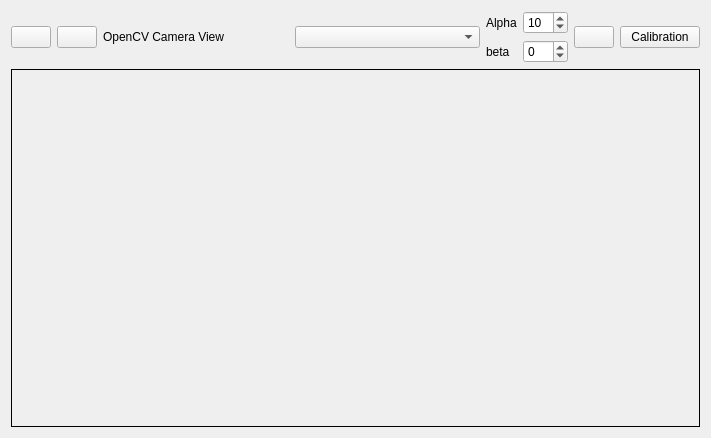
Lproduct/test_thread, file mainwindow.ui: the form before one commit.
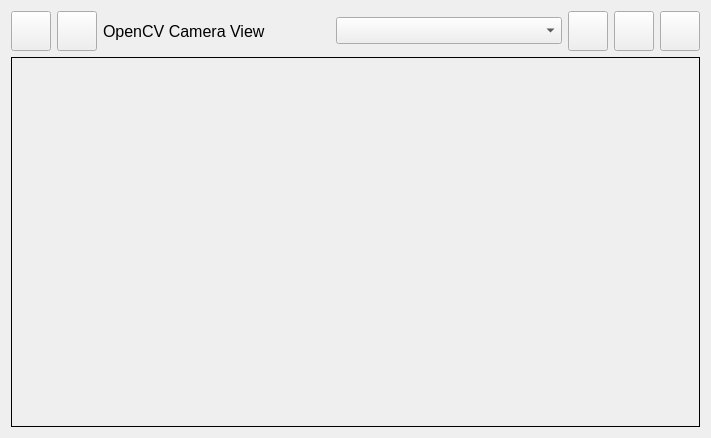
The form after the commit. Icons and pictures are not drawn.

The edit to the form file:
```diff
--- a/mainwindow.ui
+++ b/mainwindow.ui
@@ -14,23 +14,40 @@
    <string>MainWindow</string>
   </property>
   <widget class="QWidget" name="centralWidget">
-   <layout class="QGridLayout" name="gridLayout" rowstretch="0,0,1" columnstretch="1" columnminimumwidth="0">
+   <layout class="QGridLayout" name="gridLayout" rowstretch="0,1,10" columnstretch="1" columnminimumwidth="0">
     <item row="1" column="0">
-     <layout class="QHBoxLayout" name="horizontalLayout" stretch="0,0,1,1,0,0,0,0">
+     <layout class="QHBoxLayout" name="horizontalLayout" stretch="0,0,1,1,0,0,0">
       <item>
        <widget class="QPushButton" name="pushButtonGetImage">
+        <property name="minimumSize">
+         <size>
+          <width>40</width>
+          <height>40</height>
+         </size>
+        </property>
         <property name="text">
          <string/>
         </property>
         <property name="icon">
-         <iconset>
-          <normalon>:/image/Media-play-icon.png</normalon>
-         </iconset>
+         <iconset resource="image.qrc">
+          <normaloff>:/image/Play.png</normaloff>:/image/Play.png</iconset>
+        </property>
+        <property name="iconSize">
+         <size>
+          <width>30</width>
+          <height>30</height>
+         </size>
         </property>
        </widget>
       </item>
       <item>
-       <widget class="QPushButton" name="pushButton">
+       <widget class="QPushButton" name="pushButtonStop">
+        <property name="minimumSize">
+         <size>
+          <width>40</width>
+          <height>40</height>
+         </size>
+        </property>
         <property name="text">
          <string/>
         </property>
@@ -39,65 +56,66 @@
           <normalon>:/image/pause-icon.png</normalon>
          </iconset>
         </property>
+        <property name="iconSize">
+         <size>
+          <width>30</width>
+          <height>30</height>
+         </size>
+        </property>
        </widget>
       </item>
       <item>
        <widget class="QLabel" name="label">
+        <property name="font">
+         <font>
+          <pointsize>12</pointsize>
+         </font>
+        </property>
         <property name="text">
          <string>OpenCV Camera View</string>
         </property>
        </widget>
       </item>
       <item>
-       <widget class="QComboBox" name="comboBoxObjectConf"/>
+       <widget class="QComboBox" name="comboBoxObjectConf">
+        <property name="font">
+         <font>
+          <pointsize>12</pointsize>
+         </font>
+        </property>
+       </widget>
       </item>
       <item>
-       <layout class="QVBoxLayout" name="verticalLayout_2">
-        <item>
-         <widget class="QLabel" name="label_2">
-          <property name="text">
-           <string>Alpha</string>
-          </property>
-         </widget>
-        </item>
-        <item>
-         <widget class="QLabel" name="label_3">
-          <property name="text">
-           <string>beta</string>
-          </property>
-         </widget>
-        </item>
-       </layout>
-      </item>
-      <item>
-       <layout class="QVBoxLayout" name="verticalLayout_3">
-        <item>
-         <widget class="QSpinBox" name="spinBoxalpha">
-          <property name="minimum">
-           <number>-50</number>
-          </property>
-          <property name="maximum">
-           <number>50</number>
-          </property>
-          <property name="value">
-           <number>10</number>
-          </property>
-         </widget>
-        </item>
-        <item>
-         <widget class="QSpinBox" name="spinBoxbeta">
-          <property name="minimum">
-           <number>-50</number>
-          </property>
-          <property name="maximum">
-           <number>50</number>
-          </property>
-         </widget>
-        </item>
-       </layout>
+       <widget class="QPushButton" name="pushButtonCount">
+        <property name="minimumSize">
+         <size>
+          <width>40</width>
+          <height>40</height>
+         </size>
+        </property>
+        <property name="text">
+         <string/>
+        </property>
+        <property name="icon">
+         <iconset resource="image.qrc">
+          <normaloff>:/image/abacus-512.png</normaloff>:/image/abacus-512.png</iconset>
+        </property>
+        <property name="iconSize">
+         <size>
+          <width>30</width>
+          <height>30</height>
+         </size>
+        </property>
+       </widget>
       </item>
       <item>
        <widget class="QPushButton" name="pushButtonTools">
+        <property name="minimumSize">
+         <size>
+          <width>40</width>
+          <height>40</height>
+         </size>
+        </property>
         <property name="text">
          <string/>
         </property>
@@ -105,12 +123,34 @@
          <iconset resource="image.qrc">
           <normaloff>:/image/service-512.png</normaloff>:/image/service-512.png</iconset>
         </property>
+        <property name="iconSize">
+         <size>
+          <width>30</width>
+          <height>30</height>
+         </size>
+        </property>
        </widget>
       </item>
       <item>
        <widget class="QPushButton" name="pushButtonCalib">
+        <property name="minimumSize">
+         <size>
+          <width>40</width>
+          <height>40</height>
+         </size>
+        </property>
         <property name="text">
-         <string>Calibration</string>
+         <string/>
+        </property>
+        <property name="icon">
+         <iconset resource="image.qrc">
+          <normaloff>:/image/calibration-icon1.png</normaloff>:/image/calibration-icon1.png</iconset>
+        </property>
+        <property name="iconSize">
+         <size>
+          <width>30</width>
+          <height>30</height>
+         </size>
         </property>
        </widget>
       </item>
```
Left out of the diff: 6 changed lines with no effect on the pictures.
